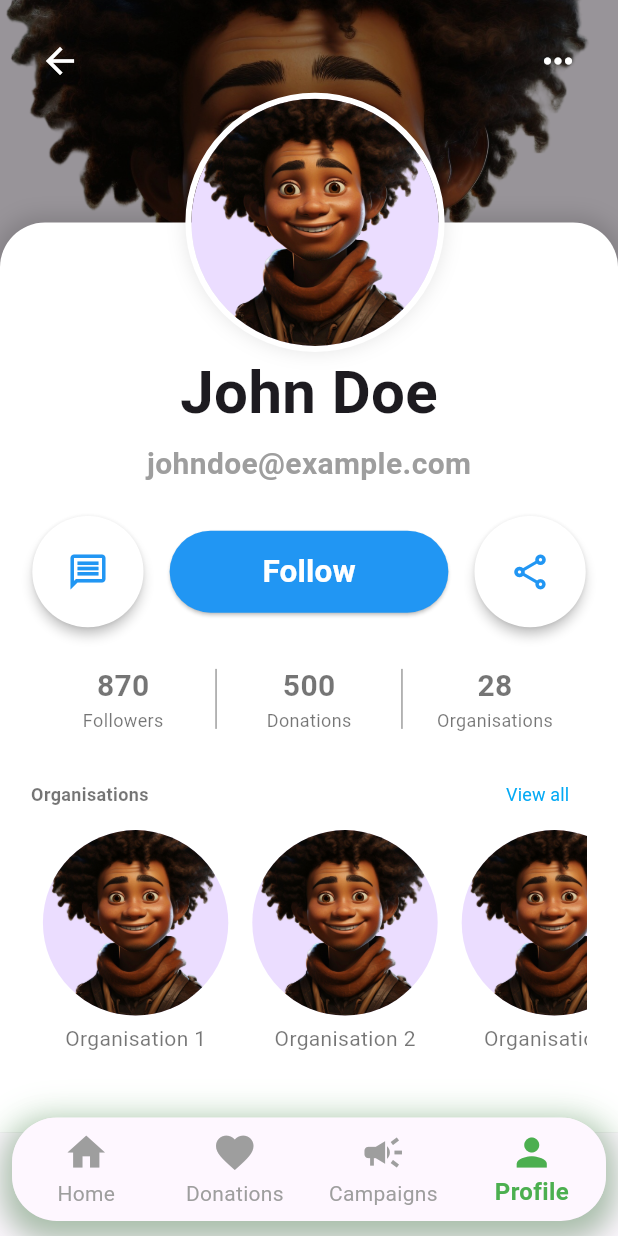
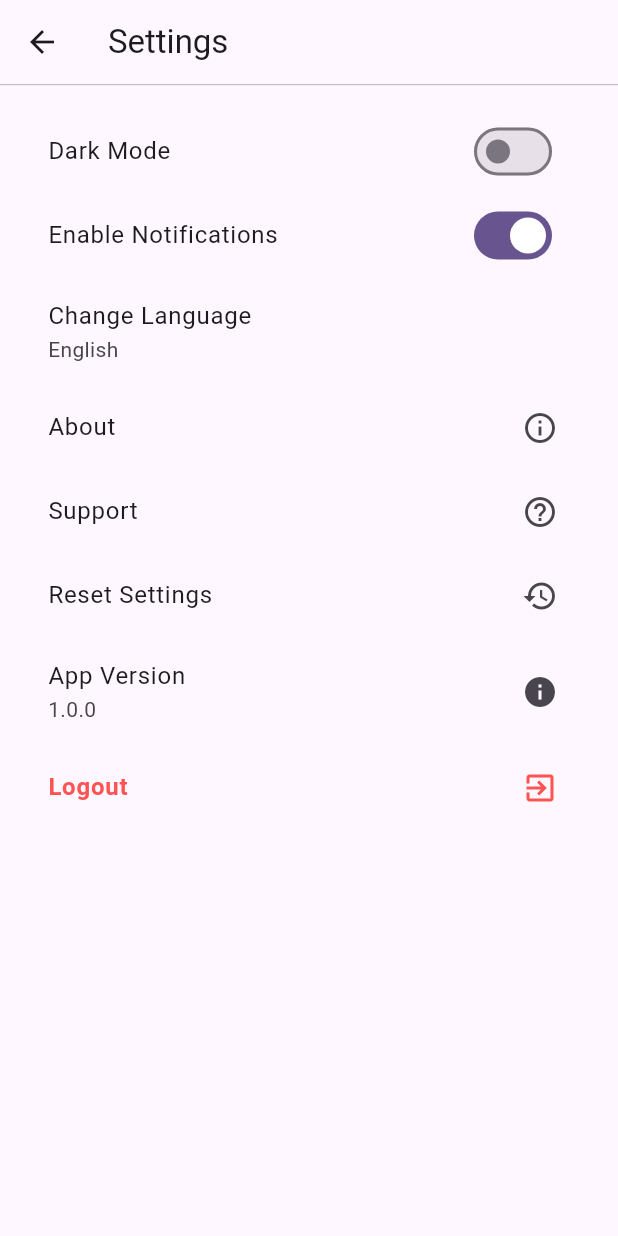
Before and after one commit to solomon-njogo/RaiseIt, a Flutter app: the screen it shows after launch, item 4 of the bottom bar chosen, after a tap on the "keyboard control" icon, on a phone screen of 412 x 824 dp. Run offline on Flutter 3.47's test engine with Material 3 defaults, Android fonts, the phone set to English and light mode, and no system bars.

Commit message:
settings screen ui complete

```diff
--- a/lib/views/profile_screen.dart
+++ b/lib/views/profile_screen.dart
@@ -1,4 +1,5 @@
 import 'package:flutter/material.dart';
+import 'package:raiseit/views/settings_screen.dart';
 import '../components/bottom_navigation.dart';
 
 class ProfileScreen extends StatefulWidget {
@@ -58,6 +59,10 @@ class _ProfileScreenState extends State<ProfileScreen> {
                 IconButton(
                   onPressed: () {
                     // Settings or more options functionality
+                    Navigator.push(
+                      context,
+                      MaterialPageRoute(builder: (context) => const SettingsScreen()),
+                    );
                   },
                   icon: const Icon(Icons.more_horiz_outlined, size: 28, color: Colors.white),
                 ),
--- /dev/null
+++ b/lib/views/settings_screen.dart
@@ -0,0 +1,111 @@
+import 'package:flutter/material.dart';
+
+class SettingsScreen extends StatelessWidget {
+  const SettingsScreen({super.key});
+
+  @override
+  Widget build(BuildContext context) {
+    return Scaffold(
+      appBar: AppBar(
+        title: const Text("Settings"),
+        backgroundColor: Colors.transparent,
+      ),
+      body: Column(
+        children: [
+          // Divider between AppBar and content
+          const Divider(
+            height: 1,
+            color: Colors.grey,
+            thickness: 0.5,
+          ),
+
+          // Settings List
+          Expanded(
+            child: ListView(
+              padding: const EdgeInsets.all(16.0),
+              children: [
+                // Dark Mode Option
+                ListTile(
+                  title: const Text("Dark Mode"),
+                  trailing: Switch(
+                    value: false, // Static value, logic not implemented
+                    onChanged: (value) {},
+                  ),
+                ),
+
+                // Notifications Toggle
+                ListTile(
+                  title: const Text("Enable Notifications"),
+                  trailing: Switch(
+                    value: true, // Static value, logic not implemented
+                    onChanged: (value) {},
+                  ),
+                ),
+
+                // Language Selection
+                ListTile(
+                  title: const Text("Change Language"),
+                  subtitle: const Text("English"), // Static value, logic not implemented
+                  onTap: () {
+                    // No action here, logic not implemented
+                  },
+                ),
+
+                // About Section
+                ListTile(
+                  title: const Text("About"),
+                  onTap: () {
+                    // No action here, logic not implemented
+                  },
+                  trailing: const Icon(Icons.info_outline),
+                ),
+
+                // Support Section
+                ListTile(
+                  title: const Text("Support"),
+                  onTap: () {
+                    // No action here, logic not implemented
+                  },
+                  trailing: const Icon(Icons.help_outline),
+                ),
+
+                // Reset Settings to Default
+                ListTile(
+                  title: const Text("Reset Settings"),
+                  onTap: () {
+                    // No action here, logic not implemented
+                  },
+                  trailing: const Icon(Icons.restore),
+                ),
+
+                // App Version
+                ListTile(
+                  title: const Text("App Version"),
+                  subtitle: const Text("1.0.0"),
+                  trailing: const Icon(Icons.info),
+                ),
+
+                // Logout Button
+                ListTile(
+                  title: const Text(
+                    "Logout",
+                    style: TextStyle(
+                        color: Colors.redAccent,
+                        fontWeight: FontWeight.bold),
+                  ),
+                  onTap: () {
+                    // No action here, logic not implemented
+                  },
+                  trailing: const Icon(
+                      Icons.exit_to_app,
+                      color: Colors.redAccent
+                  ),
+                ),
+              ],
+            ),
+          ),
+        ],
+      ),
+    );
+  }
+}
```
